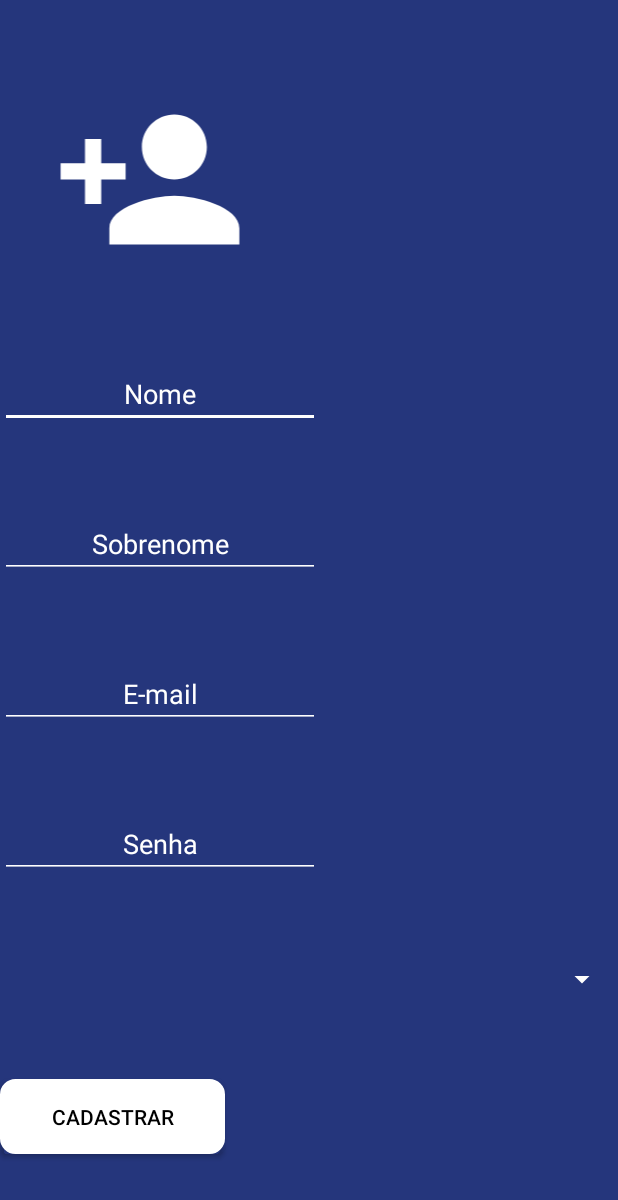
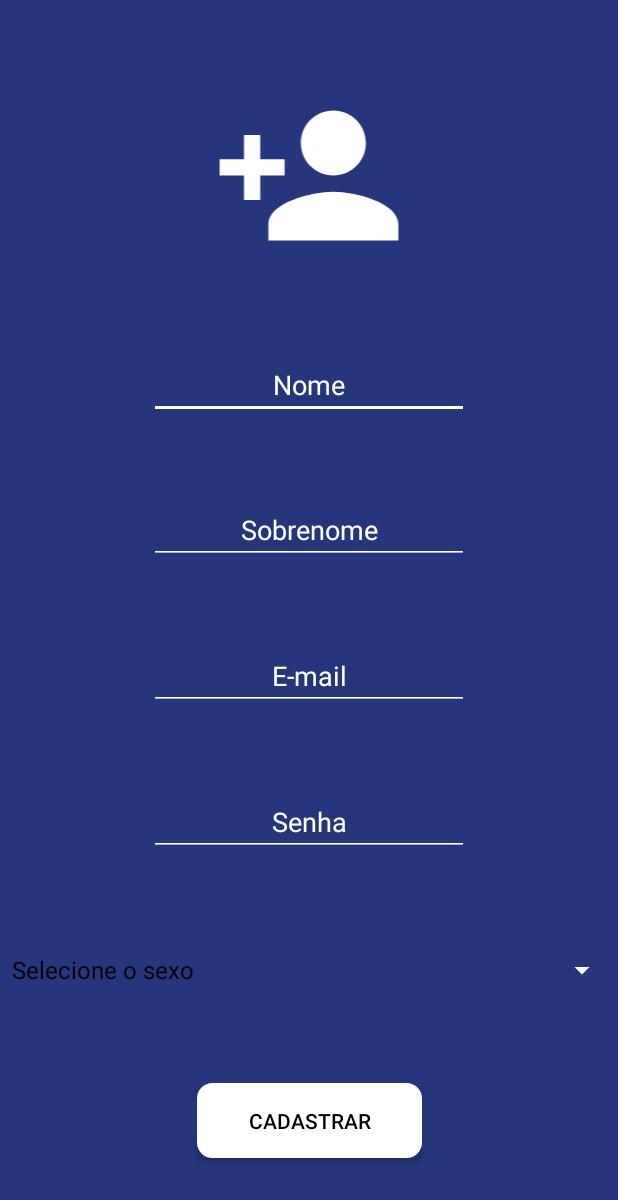
Before and after one commit to talibarbosa-hub/kotlin, an Android app: the CadastroActivity screen opened directly, with no data from a screen before it, on a phone screen of 412 x 824 dp. Shown: the top 1200 px of the screen. Run offline under Robolectric (Android 15) with nearby library versions, the phone set to English and light mode, and no system bars.

Commit message:
Finaliza lógica de programação do app

```diff
--- a/estacaohack/app/src/main/AndroidManifest.xml
+++ b/estacaohack/app/src/main/AndroidManifest.xml
@@ -9,7 +9,7 @@
         android:roundIcon="@mipmap/ic_launcher_round"
         android:supportsRtl="true"
         android:theme="@style/AppTheme">
-        <activity android:name=".WebActivity"></activity>
+        <activity android:name=".WebActivity"/>
         <activity android:name=".CadastroActivity" />
         <activity android:name=".LoginActivity" />
         <activity android:name=".SplashActivity">
@@ -19,8 +19,7 @@
                 <category android:name="android.intent.category.LAUNCHER" />
             </intent-filter>
         </activity>
-        <activity android:name=".MainActivity">
-        </activity>
+        <activity android:name=".MainActivity"/>
     </application>
 
 </manifest>
--- a/estacaohack/app/src/main/java/br/com/talita/estacaohack/CadastroActivity.kt
+++ b/estacaohack/app/src/main/java/br/com/talita/estacaohack/CadastroActivity.kt
@@ -1,12 +1,69 @@
 package br.com.talita.estacaohack
 
+import android.content.Context
 import androidx.appcompat.app.AppCompatActivity
 import android.os.Bundle
+import android.widget.ArrayAdapter
+import android.widget.Toast
+import androidx.appcompat.app.AlertDialog
+import kotlinx.android.synthetic.main.activity_cadastro.*
 
 class CadastroActivity : AppCompatActivity() {
 
     override fun onCreate(savedInstanceState: Bundle?) {
         super.onCreate(savedInstanceState)
         setContentView(R.layout.activity_cadastro)
+
+        // Criando meu Shared Preference é onde vai guardar as preferencias no arquivo XML
+
+        val minhaPreferencia = getSharedPreferences("minha-preferencia",Context.MODE_PRIVATE)
+
+        // Criando o Editor para gravar as informações
+        val meuEditor = minhaPreferencia.edit()
+
+        // Criando uma Lista para o Spinner
+        val listaSexo = arrayListOf("Selecione o sexo", "Feminino", "Masculino", "Não-binário")
+
+        // Criando o  Adapter
+        val adapterSexo = ArrayAdapter(
+            this@CadastroActivity, android.R.layout.simple_spinner_dropdown_item,listaSexo)
+        spnSexo.adapter = adapterSexo // chama o objeto spn informa que é do tipo adapter e vai receber o adapter criado acima
+        // parametros: Context, aonde está / Layout / Spinner, o que eu quero que aplique.
+
+        btnRegister.setOnClickListener {
+            val nome = edtName.text.toString().trim()
+            val sobrenome = edtLastName.text.toString().trim()
+            val email = edtEmail.text.toString().trim().toLowerCase()
+            val senha = edtSenha.text.toString().trim()
+
+            // Estrutura de verificação
+
+            if(nome.isEmpty() || sobrenome.isEmpty() || email.isEmpty() || senha.isEmpty()){
+                Toast.makeText(this@CadastroActivity, "Por favor, preencha todos os campos!", Toast.LENGTH_LONG).show()
+            }else if (spnSexo.selectedItem == "Selecione o sexo"){
+                Toast.makeText(this@CadastroActivity, "Por favor, selecione o sexo", Toast.LENGTH_LONG).show()
+            }else {
+                // Para gravar as informações dentro do SharedPreferences
+                meuEditor.putString("nome", nome).apply()
+                meuEditor.putString("sobrenome", sobrenome).apply()
+                meuEditor.putString("email", email).apply()
+                meuEditor.putString("senha", senha).apply()
+                meuEditor.putString("sexo", spnSexo.selectedItem.toString()).apply()
+
+                // Cria um alert para SharedPreferences
+
+                AlertDialog.Builder(this@CadastroActivity)
+                    .setTitle("Sucesso")
+                    .setMessage("Usuário cadastrado com sucesso")
+                    .setPositiveButton("OK") {_,_ ->// Lambda
+
+                        onBackPressed() // quando clicar no botão ok volta para página anterior, usado ao invés da intent.
+                    }
+                    .create()
+                    .show()
+            }
+        }
     }
 }
+
+// para identar ctrl A + ctrl + Alt + i
--- a/estacaohack/app/src/main/res/layout/activity_cadastro.xml
+++ b/estacaohack/app/src/main/res/layout/activity_cadastro.xml
@@ -12,9 +12,11 @@
         android:layout_width="200dp"
         android:layout_height="130dp"
         app:layout_constraintBottom_toTopOf="@+id/edtName"
+        app:layout_constraintEnd_toEndOf="parent"
+        app:layout_constraintHorizontal_bias="0.5"
+        app:layout_constraintStart_toStartOf="parent"
         app:layout_constraintTop_toTopOf="parent"
-        app:srcCompat="@drawable/ic_person_add_black_24dp"
-        tools:layout_editor_absoluteX="106dp" />
+        app:srcCompat="@drawable/ic_person_add_black_24dp" />
 
     <EditText
         android:id="@+id/edtName"
@@ -27,8 +29,10 @@
         android:textAlignment="center"
         android:textColor="#ffffff"
         app:layout_constraintBottom_toTopOf="@+id/edtLastName"
-        app:layout_constraintTop_toBottomOf="@+id/imageView6"
-        tools:layout_editor_absoluteX="99dp" />
+        app:layout_constraintEnd_toEndOf="parent"
+        app:layout_constraintHorizontal_bias="0.5"
+        app:layout_constraintStart_toStartOf="parent"
+        app:layout_constraintTop_toBottomOf="@+id/imageView6" />
 
     <EditText
         android:id="@+id/edtLastName"
@@ -41,8 +45,10 @@
         android:textAlignment="center"
         android:textColor="#ffffff"
         app:layout_constraintBottom_toTopOf="@+id/edtEmail"
-        app:layout_constraintTop_toBottomOf="@+id/edtName"
-        tools:layout_editor_absoluteX="99dp" />
+        app:layout_constraintEnd_toEndOf="parent"
+        app:layout_constraintHorizontal_bias="0.5"
+        app:layout_constraintStart_toStartOf="parent"
+        app:layout_constraintTop_toBottomOf="@+id/edtName" />
 
     <EditText
         android:id="@+id/edtEmail"
@@ -55,8 +61,10 @@
         android:textAlignment="center"
         android:textColor="#ffffff"
         app:layout_constraintBottom_toTopOf="@+id/edtSenha"
-        app:layout_constraintTop_toBottomOf="@+id/edtLastName"
-        tools:layout_editor_absoluteX="99dp" />
+        app:layout_constraintEnd_toEndOf="parent"
+        app:layout_constraintHorizontal_bias="0.5"
+        app:layout_constraintStart_toStartOf="parent"
+        app:layout_constraintTop_toBottomOf="@+id/edtLastName" />
 
     <EditText
         android:id="@+id/edtSenha"
@@ -69,8 +77,10 @@
         android:textAlignment="center"
         android:textColor="#ffffff"
         app:layout_constraintBottom_toTopOf="@+id/spnSexo"
-        app:layout_constraintTop_toBottomOf="@+id/edtEmail"
-        tools:layout_editor_absoluteX="99dp" />
+        app:layout_constraintEnd_toEndOf="parent"
+        app:layout_constraintHorizontal_bias="0.5"
+        app:layout_constraintStart_toStartOf="parent"
+        app:layout_constraintTop_toBottomOf="@+id/edtEmail" />
 
     <Spinner
         android:id="@+id/spnSexo"
@@ -78,6 +88,9 @@
         android:layout_height="wrap_content"
         android:backgroundTint="#ffffff"
         app:layout_constraintBottom_toTopOf="@+id/btnRegister"
+        app:layout_constraintEnd_toEndOf="parent"
+        app:layout_constraintHorizontal_bias="0.5"
+        app:layout_constraintStart_toStartOf="parent"
         app:layout_constraintTop_toBottomOf="@+id/edtSenha" />
 
     <Button
@@ -89,7 +102,9 @@
         android:text="CADASTRAR"
         android:textColor="#000000"
         app:layout_constraintBottom_toBottomOf="parent"
-        app:layout_constraintTop_toBottomOf="@+id/spnSexo"
-        tools:layout_editor_absoluteX="131dp" />
+        app:layout_constraintEnd_toEndOf="parent"
+        app:layout_constraintHorizontal_bias="0.5"
+        app:layout_constraintStart_toStartOf="parent"
+        app:layout_constraintTop_toBottomOf="@+id/spnSexo" />
 
 </androidx.constraintlayout.widget.ConstraintLayout>
--- a/estacaohack/app/src/main/res/layout/activity_main.xml
+++ b/estacaohack/app/src/main/res/layout/activity_main.xml
@@ -68,14 +68,14 @@
         android:backgroundTint="@color/colorBtn"
         android:text="Sair"
         android:textColor="#000000"
-        app:layout_constraintBottom_toTopOf="@+id/btnCadastro"
+        app:layout_constraintBottom_toTopOf="@+id/btnSite"
         app:layout_constraintEnd_toEndOf="parent"
         app:layout_constraintHorizontal_bias="0.5"
         app:layout_constraintStart_toStartOf="parent"
         app:layout_constraintTop_toBottomOf="@+id/txvSexo" />
 
     <Button
-        android:id="@+id/btnCadastro"
+        android:id="@+id/btnSite"
         android:layout_width="150dp"
         android:layout_height="50dp"
         android:background="@drawable/borderradius"
```
Also changed, not shown: estacaohack/app/src/main/java/br/com/talita/estacaohack/LoginActivity.kt (+17 -11 lines), estacaohack/app/src/main/java/br/com/talita/estacaohack/MainActivity.kt (+25 -0 lines).
